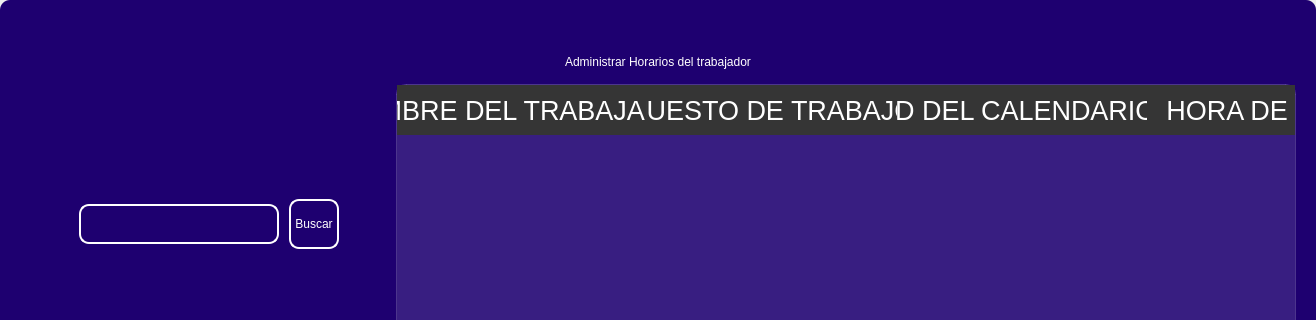
The window that design/standar/maincalendar0.ui (codemiguel-dev/ERP-EmprendeSoft-Desktop) describes before a commit, drawn with Qt 5; both pictures show x 0 to 1316 and y 0 to 320 of the 1316 by 713 pixel window.
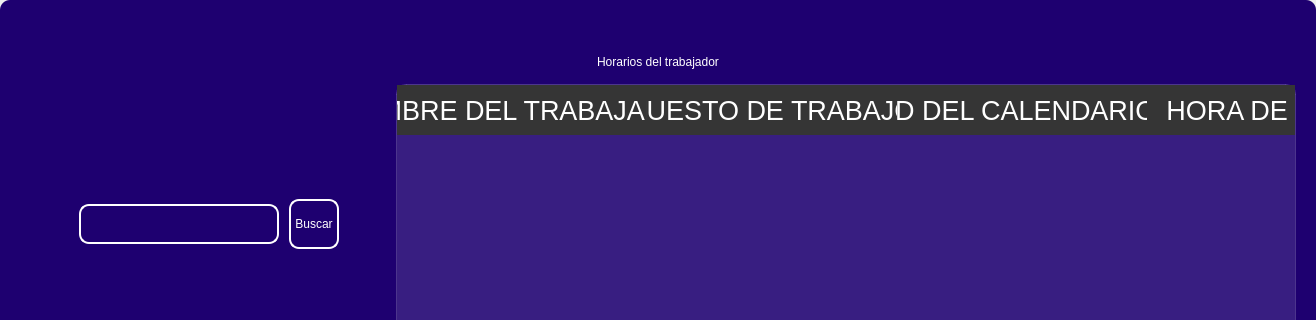
The same window after the commit. Icons and pictures are not drawn.

Diff of the .ui file:
```diff
--- a/design/standar/maincalendar0.ui
+++ b/design/standar/maincalendar0.ui
@@ -294,7 +294,7 @@
 color: rgb(255, 255, 255);</string>
          </property>
          <property name="text">
-          <string>Administrar Horarios del trabajador</string>
+          <string>Horarios del trabajador</string>
          </property>
          <property name="alignment">
           <set>Qt::AlignCenter</set>
```
